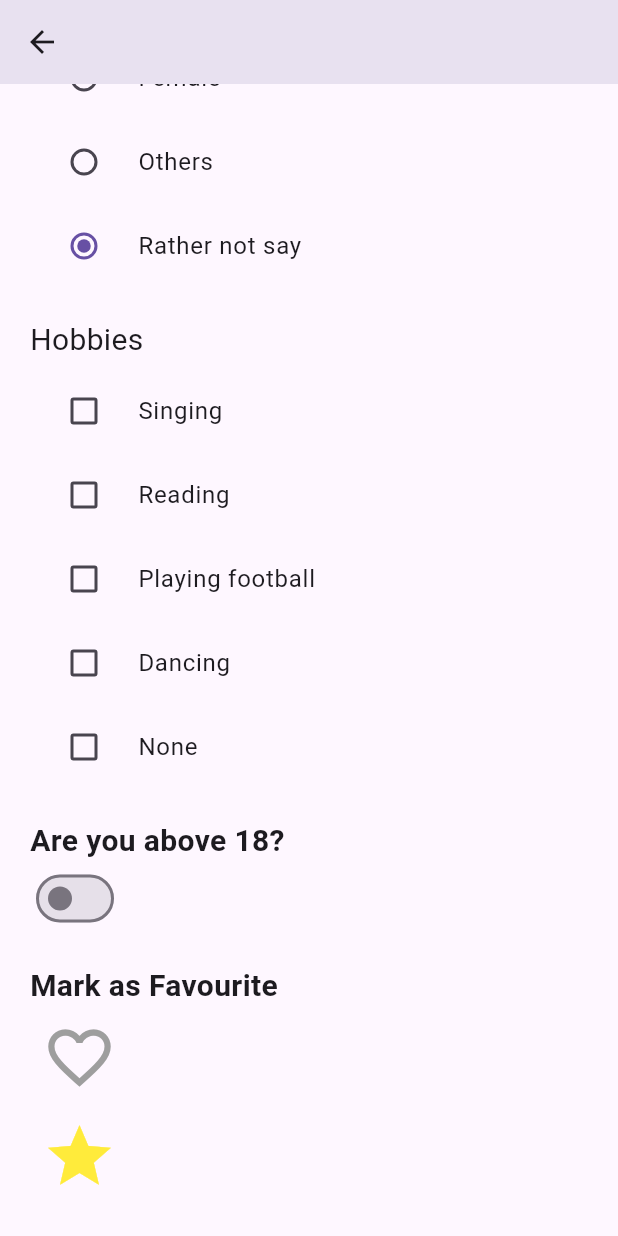
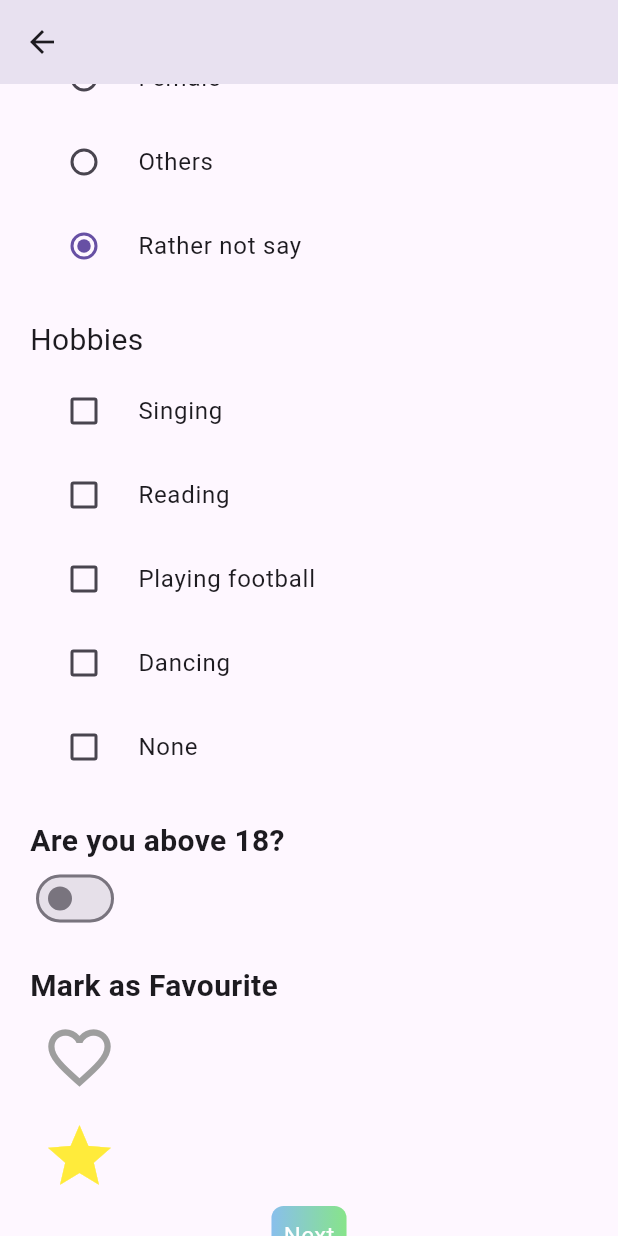
Before and after one commit to AsmiAd/hw1, a Flutter app: the MiscellaneousScreen screen opened directly, scrolled down 142 dp, on a phone screen of 412 x 824 dp. Run offline on Flutter 3.47's test engine with Material 3 defaults, Android fonts, the phone set to English and light mode, and no system bars; our stand-ins replace cached_network_image, get, google_fonts, shared_preferences; accounts and stored records are empty.

Commit message:
`Added linear gradient button to MiscellaneousScreen widget`

```diff
--- a/lib/screens/miscellaneous/miscellaneous_screen.dart
+++ b/lib/screens/miscellaneous/miscellaneous_screen.dart
@@ -119,6 +119,31 @@ class MiscellaneousScreen extends StatelessWidget {
                       ),
                     ),
                   ),
+
+                  //linear gradient button
+                  Center(
+                    child: GestureDetector(
+                      onTap: () {
+                        debugPrint('Next button clicked');
+                      },
+                      child: Container(
+                        padding: const EdgeInsets.all(8),
+                        decoration: BoxDecoration(
+                          gradient: const LinearGradient(
+                            colors: [Color.fromARGB(255, 137, 191, 236), Color.fromARGB(255, 135, 228, 138)],
+                          ),
+                          borderRadius: BorderRadius.circular(8),
+                        ),
+                        child: const Text(
+                          'Next',
+                          style: TextStyle(
+                            color: Colors.white,
+                            fontSize: 16,
+                          ),
+                        ),
+                      ),
+                    ),
+                  ),
                 ],
               );
             }),
```
